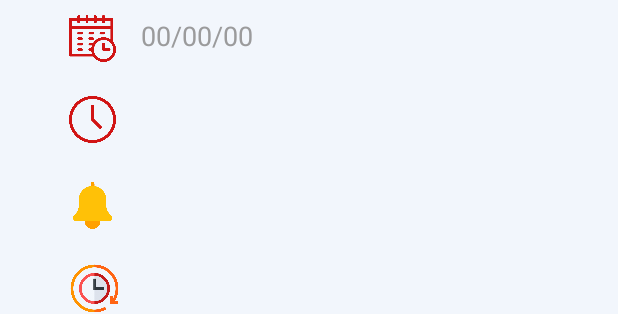
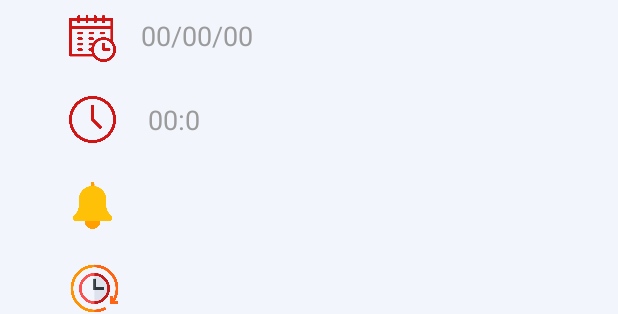
Before and after one commit to ozgeonec/Remindr-App, an Android app: the layout activity_addreminder.xml on its own in the app's theme, with its tools: preview values and no code run, on a phone screen of 412 x 824 dp. Shown: the part 342-656 px from the top of the screen. Run offline under Robolectric (Android 15) with nearby library versions, the phone set to English and light mode, and no system bars.

```diff
--- a/app/src/main/res/layout/activity_main.xml
+++ b/app/src/main/res/layout/activity_addreminder.xml
@@ -52,6 +52,18 @@
             android:layout_marginTop="292dp"
             android:background="@drawable/clock"
             android:contentDescription="@string/clock"/>
+    <TextView
+            android:id="@+id/clocktext"
+            android:layout_width="44dp"
+            android:layout_height="21dp"
+            android:layout_alignParentStart="true"
+            android:layout_marginStart="94dp"
+            android:layout_alignParentTop="true"
+            android:layout_marginTop="295dp"
+            android:text="@string/_00_00"
+            android:textAppearance="@style/remind_me"
+            android:gravity="center_horizontal|top"/>
+
     <ImageButton
             android:id="@+id/bellbutton"
             android:layout_width="31dp"
```
